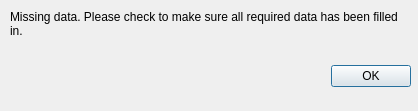
topherMcDonald/SPO, file View/missingdatadialog.ui: the form before one commit.
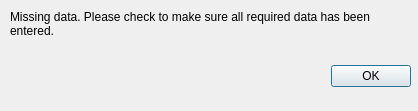
The form after the commit.

Commit message: Updated "No data" logic, fixed showing twice

```diff
--- a/View/missingdatadialog.ui
+++ b/View/missingdatadialog.ui
@@ -47,7 +47,7 @@
     </font>
    </property>
    <property name="text">
-    <string>Missing data. Please check to make sure all required data has been filled in.</string>
+    <string>Missing data. Please check to make sure all required data has been entered.</string>
    </property>
    <property name="alignment">
     <set>Qt::AlignLeading|Qt::AlignLeft|Qt::AlignTop</set>
```
The commit also changes 2 other files.
